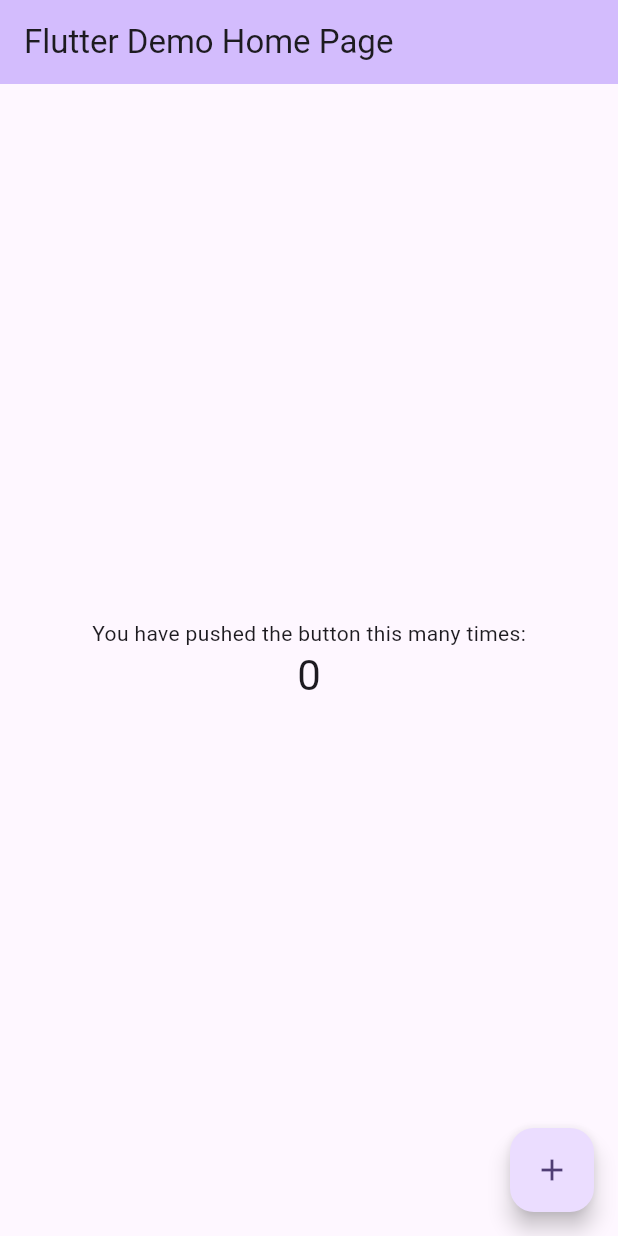
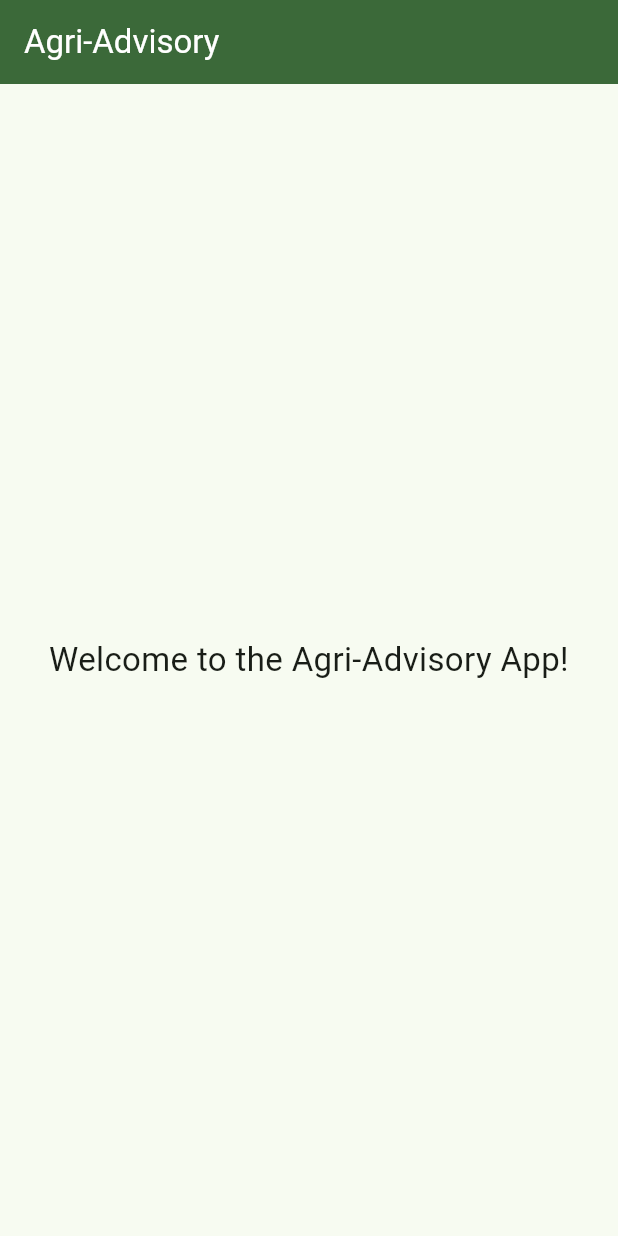
Before and after one commit to could-ai/019934dc-5e43-7f39-bbe8-c9f83eb88aca, a Flutter app: the screen it shows after launch, on a phone screen of 412 x 824 dp. Run offline on Flutter 3.47's test engine with Material 3 defaults, Android fonts, the phone set to English and light mode, and no system bars.

Commit message:
Refactored the main application file to set up the basic structure for the Agri-Advisory App. Removed the default counter application template, updated the app title and theme to reflect the agricultural focus (using a green color scheme), and set the initial screen to a new HomeScreen. This provides a clean foundation for building the app's features.; Created a new home screen widget for the Agri-Advisory App. This screen will serve as the main dashboard for the user, providing access to all the app's features. The initial version includes a simple welcome message and a top app bar with the application's name. This establishes the primary user interface from which further features will be built.; Updated the README.md file to accurately describe the purpose and goals of the Agri-Advisory App. The new description reflects the problem statement provided, outlining the app's intended features, target audience (small and marginal farmers), and the overall mission to improve agricultural practices through technology. This ensures the project documentation is aligned with its objectives.

```diff
--- a/usr/lib/main.dart
+++ b/usr/lib/main.dart
@@ -1,4 +1,5 @@
 import 'package:flutter/material.dart';
+import 'package:couldai_user_app/screens/home_screen.dart';
 
 void main() {
   runApp(const MyApp());
@@ -7,114 +8,16 @@ void main() {
 class MyApp extends StatelessWidget {
   const MyApp({super.key});
 
-  // This widget is the root of your application.
   @override
   Widget build(BuildContext context) {
     return MaterialApp(
-      title: 'Flutter Demo',
+      title: 'Agri-Advisory App',
       debugShowCheckedModeBanner: false,
       theme: ThemeData(
-        // This is the theme of your application.
-        //
-        // TRY THIS: Try running your application with "flutter run". You'll see
-        // the application has a purple toolbar. Then, without quitting the app,
-        // try changing the seedColor in the colorScheme below to Colors.green
-        // and then invoke "hot reload" (save your changes or press the "hot
-        // reload" button in a Flutter-supported IDE, or press "r" if you used
-        // the command line to start the app).
-        //
-        // Notice that the counter didn't reset back to zero; the application
-        // state is not lost during the reload. To reset the state, use hot
-        // restart instead.
-        //
-        // This works for code too, not just values: Most code changes can be
-        // tested with just a hot reload.
-        colorScheme: ColorScheme.fromSeed(seedColor: Colors.deepPurple),
+        colorScheme: ColorScheme.fromSeed(seedColor: Colors.green),
+        useMaterial3: true,
       ),
-      home: const MyHomePage(title: 'Flutter Demo Home Page'),
+      home: const HomeScreen(),
     );
   }
 }
-
-class MyHomePage extends StatefulWidget {
-  const MyHomePage({super.key, required this.title});
-
-  // This widget is the home page of your application. It is stateful, meaning
-  // that it has a State object (defined below) that contains fields that affect
-  // how it looks.
-
-  // This class is the configuration for the state. It holds the values (in this
-  // case the title) provided by the parent (in this case the App widget) and
-  // used by the build method of the State. Fields in a Widget subclass are
-  // always marked "final".
-
-  final String title;
-
-  @override
-  State<MyHomePage> createState() => _MyHomePageState();
-}
-
-class _MyHomePageState extends State<MyHomePage> {
-  int _counter = 0;
-
-  void _incrementCounter() {
-    setState(() {
-      // This call to setState tells the Flutter framework that something has
-      // changed in this State, which causes it to rerun the build method below
-      // so that the display can reflect the updated values. If we changed
-      // _counter without calling setState(), then the build method would not be
-      // called again, and so nothing would appear to happen.
-      _counter++;
-    });
-  }
-
-  @override
-  Widget build(BuildContext context) {
-    // This method is rerun every time setState is called, for instance as done
-    // by the _incrementCounter method above.
-    //
-    // The Flutter framework has been optimized to make rerunning build methods
-    // fast, so that you can just rebuild anything that needs updating rather
-    // than having to individually change instances of widgets.
-    return Scaffold(
-      appBar: AppBar(
-        // TRY THIS: Try changing the color here to a specific color (to
-        // Colors.amber, perhaps?) and trigger a hot reload to see the AppBar
-        // change color while the other colors stay the same.
-        backgroundColor: Theme.of(context).colorScheme.inversePrimary,
-        // Here we take the value from the MyHomePage object that was created by
-        // the App.build method, and use it to set our appbar title.
-        title: Text(widget.title),
-      ),
-      body: Center(
-        // Center is a layout widget. It takes a single child and positions it
-        // in the middle of the parent.
-        child: Column(
-          // Column is also a layout widget. It takes a list of children and
-          // arranges them vertically. By default, it sizes itself to fit its
-          // children horizontally, and tries to be as tall as its parent.
-          //
-          // Column has various properties to control how it sizes itself and
-          // how it positions its children. Here we use mainAxisAlignment to
-          // center the children vertically; the main axis here is the vertical
-          // axis because Columns are vertical (the cross axis would be
-          // horizontal).
-          //
-          // TRY THIS: Invoke "debug painting" (choose the "Toggle Debug Paint"
-          // action in the IDE, or press "p" in the console), to see the
-          // wireframe for each widget.
-          mainAxisAlignment: MainAxisAlignment.center,
-          children: <Widget>[
-            const Text('You have pushed the button this many times:'),
-            Text('$_counter', style: Theme.of(context).textTheme.headlineMedium),
-          ],
-        ),
-      ),
-      floatingActionButton: FloatingActionButton(
-        onPressed: _incrementCounter,
-        tooltip: 'Increment',
-        child: const Icon(Icons.add),
-      ), // This trailing comma makes auto-formatting nicer for build methods.
-    );
-  }
-}
--- /dev/null
+++ b/usr/lib/screens/home_screen.dart
@@ -0,0 +1,26 @@
+import 'package:flutter/material.dart';
+
+class HomeScreen extends StatelessWidget {
+  const HomeScreen({super.key});
+
+  @override
+  Widget build(BuildContext context) {
+    return Scaffold(
+      appBar: AppBar(
+        title: const Text('Agri-Advisory'),
+        backgroundColor: Theme.of(context).colorScheme.primary,
+        foregroundColor: Theme.of(context).colorScheme.onPrimary,
+      ),
+      body: const Center(
+        child: Padding(
+          padding: EdgeInsets.all(16.0),
+          child: Text(
+            'Welcome to the Agri-Advisory App!',
+            style: TextStyle(fontSize: 22),
+            textAlign: TextAlign.center,
+          ),
+        ),
+      ),
+    );
+  }
+}
```
Also changed, not shown: 1 other file.
